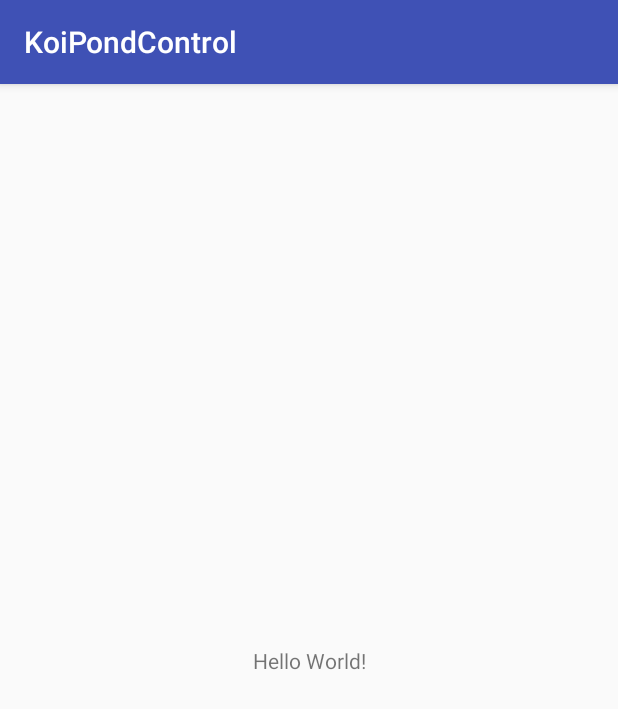
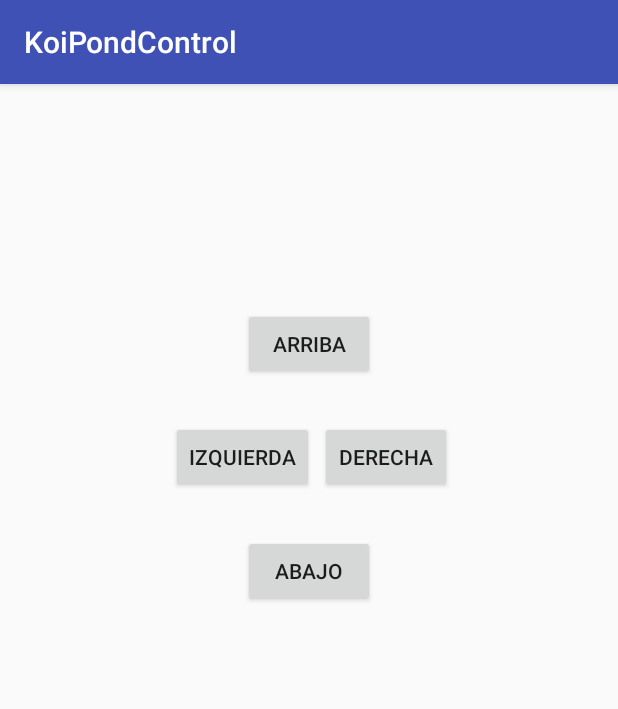
Before and after one commit to sebastianrestrepo/KoiPond, an Android app: the screen it shows after launch (MainActivity), on a phone screen of 412 x 824 dp. Shown: the top 709 px of the screen. Run offline under Robolectric (Android 15) with nearby library versions, the phone set to English and light mode, and no system bars; 1 statement that could not run was skipped.

Commit message:
Se mueven! Errores en la búsqueda de IPs

```diff
--- a/KoiPondControl/app/src/main/java/edu/icesi/dmi/koipondcontrol/ComunicacionCliente.java
+++ b/KoiPondControl/app/src/main/java/edu/icesi/dmi/koipondcontrol/ComunicacionCliente.java
@@ -33,7 +33,7 @@ conectado = false;
         if(s == null) {
 
             try {
-                s = new Socket(InetAddress.getByName("172.30.186.181"), 9090);
+                s = new Socket(InetAddress.getByName("192.168.0.6"), 9090);
                 System.out.println("Conectado");
                 salida = new ObjectOutputStream(s.getOutputStream());
                 entrada = new ObjectInputStream(s.getInputStream());
--- a/KoiPondControl/app/src/main/java/edu/icesi/dmi/koipondcontrol/MainActivity.java
+++ b/KoiPondControl/app/src/main/java/edu/icesi/dmi/koipondcontrol/MainActivity.java
@@ -1,7 +1,10 @@
 package edu.icesi.dmi.koipondcontrol;
 
+import android.os.Bundle;
 import android.support.v7.app.AppCompatActivity;
-import android.os.Bundle;
+import android.view.MotionEvent;
+import android.view.View;
+import android.widget.Button;
 
 import java.util.Observable;
 import java.util.Observer;
@@ -9,15 +12,86 @@ import java.util.Observer;
 public class MainActivity extends AppCompatActivity implements Observer {
 
     private ComunicacionCliente cc;
+private Button botonArriba, botonAbajo, botonIzquierda, botonDerecha;
+
 
     @Override
     protected void onCreate(Bundle savedInstanceState) {
         super.onCreate(savedInstanceState);
         setContentView(R.layout.activity_main);
         cc = new ComunicacionCliente();
-
+        //new Thread(cc).start();
         cc.addObserver(this);
         //cc.enviarMensaje("arriba");
+        botonArriba = (Button) findViewById(R.id.botonArriba);
+        botonAbajo = (Button) findViewById(R.id.botonAbajo);
+        botonDerecha = (Button) findViewById(R.id.botonDerecha);
+        botonIzquierda = (Button) findViewById(R.id.botonIzquierda);
+
+        botonArriba.setOnTouchListener(new View.OnTouchListener() {
+            @Override
+            public boolean onTouch(View view, MotionEvent motionEvent) {
+
+                if(motionEvent.getAction() == MotionEvent.ACTION_DOWN){
+                    System.out.println("DOWN");
+                    cc.enviarMensaje("arriba");
+                } else {
+                    System.out.println("UP");
+                    cc.enviarMensaje("quieto");
+                }
+
+                return false;
+            }
+        });
+
+        botonDerecha.setOnTouchListener(new View.OnTouchListener() {
+            @Override
+            public boolean onTouch(View view, MotionEvent motionEvent) {
+
+                if(motionEvent.getAction() == MotionEvent.ACTION_DOWN){
+                    System.out.println("DOWN");
+                    cc.enviarMensaje("derecha");
+                } else {
+                    System.out.println("UP");
+                    cc.enviarMensaje("quieto");
+                }
+
+                return false;
+            }
+        });
+
+        botonIzquierda.setOnTouchListener(new View.OnTouchListener() {
+            @Override
+            public boolean onTouch(View view, MotionEvent motionEvent) {
+
+                if(motionEvent.getAction() == MotionEvent.ACTION_DOWN){
+                    System.out.println("DOWN");
+                    cc.enviarMensaje("izquierda");
+                } else {
+                    System.out.println("UP");
+                    cc.enviarMensaje("quieto");
+                }
+
+                return false;
+            }
+        });
+
+        botonAbajo.setOnTouchListener(new View.OnTouchListener() {
+            @Override
+            public boolean onTouch(View view, MotionEvent motionEvent) {
+
+                if(motionEvent.getAction() == MotionEvent.ACTION_DOWN){
+                    System.out.println("DOWN");
+                    cc.enviarMensaje("abajo");
+                } else {
+                    System.out.println("UP");
+                    cc.enviarMensaje("quieto");
+                }
+
+                return false;
+            }
+        });
+//
     }
 
     @Override
--- a/KoiPondControl/app/src/main/res/layout/activity_main.xml
+++ b/KoiPondControl/app/src/main/res/layout/activity_main.xml
@@ -6,13 +6,65 @@
     android:layout_height="match_parent"
     tools:context="edu.icesi.dmi.koipondcontrol.MainActivity">
 
-    <TextView
+    <Button
+        android:id="@+id/botonArriba"
         android:layout_width="wrap_content"
         android:layout_height="wrap_content"
-        android:text="Hello World!"
+        android:text="ARRIBA"
+        app:layout_constraintTop_toTopOf="parent"
+        android:layout_marginTop="8dp"
         app:layout_constraintBottom_toBottomOf="parent"
+        android:layout_marginBottom="8dp"
+        android:layout_marginRight="8dp"
+        app:layout_constraintRight_toRightOf="parent"
+        android:layout_marginLeft="8dp"
         app:layout_constraintLeft_toLeftOf="parent"
+        app:layout_constraintVertical_bias="0.201" />
+
+    <Button
+        android:id="@+id/botonAbajo"
+        android:layout_width="wrap_content"
+        android:layout_height="wrap_content"
+        android:text="ABAJO"
+        app:layout_constraintTop_toTopOf="parent"
+        android:layout_marginTop="8dp"
+        app:layout_constraintBottom_toBottomOf="parent"
+        android:layout_marginBottom="8dp"
+        android:layout_marginRight="8dp"
         app:layout_constraintRight_toRightOf="parent"
-        app:layout_constraintTop_toTopOf="parent" />
+        android:layout_marginLeft="8dp"
+        app:layout_constraintLeft_toLeftOf="parent"
+        app:layout_constraintVertical_bias="0.416" />
 
+    <Button
+        android:id="@+id/botonIzquierda"
+        android:layout_width="wrap_content"
+        android:layout_height="wrap_content"
+        android:text="IZQUIERDA"
+        android:layout_marginRight="8dp"
+        app:layout_constraintRight_toRightOf="parent"
+        android:layout_marginLeft="8dp"
+        app:layout_constraintLeft_toLeftOf="parent"
+        app:layout_constraintTop_toTopOf="parent"
+        android:layout_marginTop="8dp"
+        app:layout_constraintBottom_toBottomOf="parent"
+        android:layout_marginBottom="8dp"
+        app:layout_constraintHorizontal_bias="0.353"
+        app:layout_constraintVertical_bias="0.308" />
+
+    <Button
+        android:id="@+id/botonDerecha"
+        android:layout_width="wrap_content"
+        android:layout_height="wrap_content"
+        android:text="DERECHA"
+        android:layout_marginRight="8dp"
+        app:layout_constraintRight_toRightOf="parent"
+        android:layout_marginLeft="8dp"
+        app:layout_constraintLeft_toLeftOf="parent"
+        app:layout_constraintTop_toTopOf="parent"
+        android:layout_marginTop="8dp"
+        app:layout_constraintBottom_toBottomOf="parent"
+        android:layout_marginBottom="8dp"
+        app:layout_constraintHorizontal_bias="0.667"
+        app:layout_constraintVertical_bias="0.308" />
 </android.support.constraint.ConstraintLayout>
```
Also changed, not shown: 5 other files.
